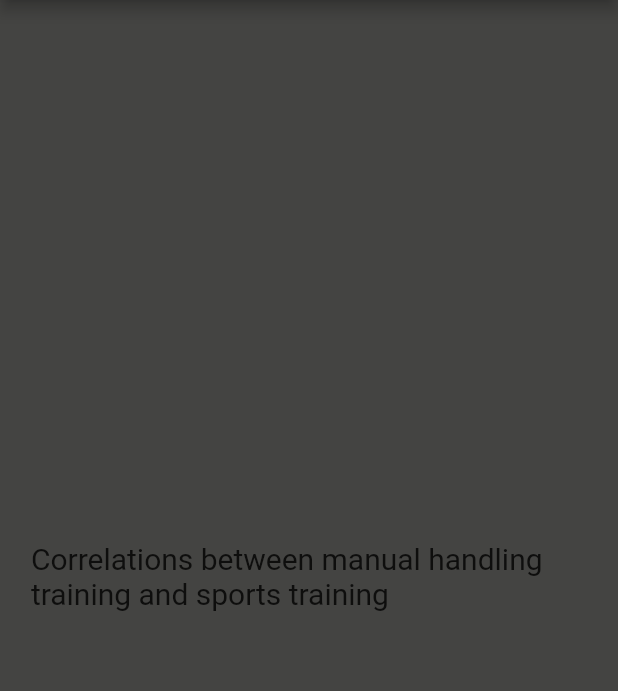
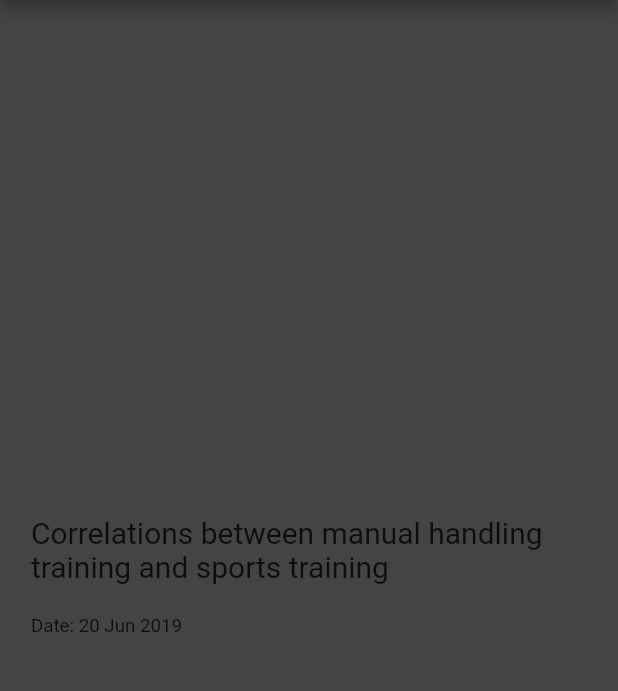
Before and after one commit to priya131998/preventure2, a Flutter app: the Item1 screen opened directly, on a phone screen of 412 x 824 dp, the part 84-775 px from its top. Run offline on Flutter 3.47's test engine with Material 2 defaults, Android fonts, the phone set to English and light mode, and no system bars; our stand-ins replace youtube_player_flutter; network calls fail.

Commit message:
add the date for item1

```diff
--- a/lib/item1.dart
+++ b/lib/item1.dart
@@ -66,6 +66,18 @@ class Item1 extends StatelessWidget {
                       color: Colors.black.withOpacity(0.8), fontSize: 20),
                 ),
               ),
+              Container(
+                width: deviceWidth(context) * 0.90,
+
+                // margin: const EdgeInsets.only(bottom: 200.0),
+
+                margin: const EdgeInsets.only(top: 20.0),
+                child: Text(
+                  'Date: 20 Jun 2019',
+                  style: TextStyle(
+                      color: Colors.black.withOpacity(0.8), fontSize: 12.5),
+                ),
+              ),
             ],
           ),
         ),
```
